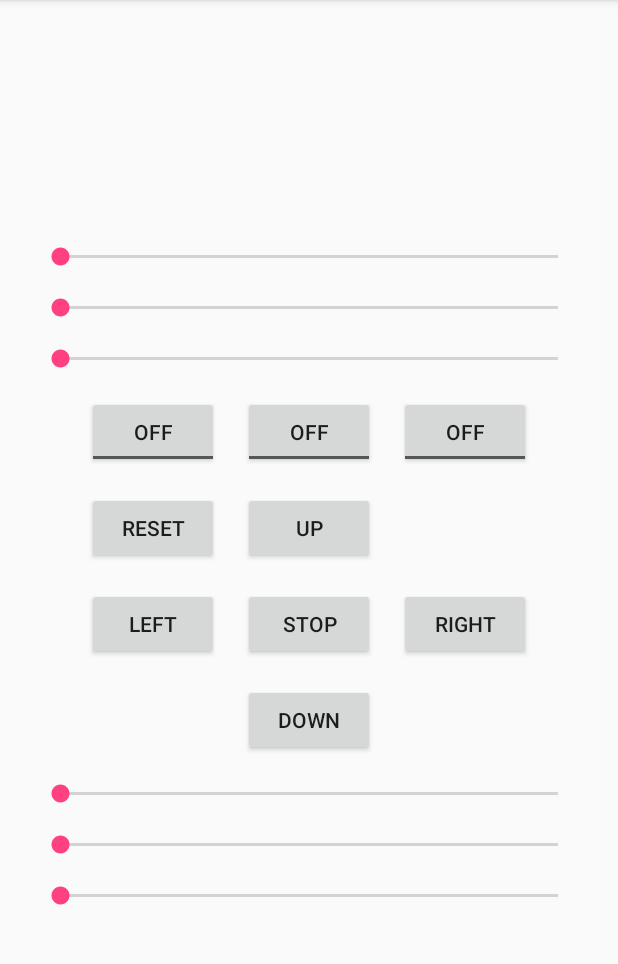
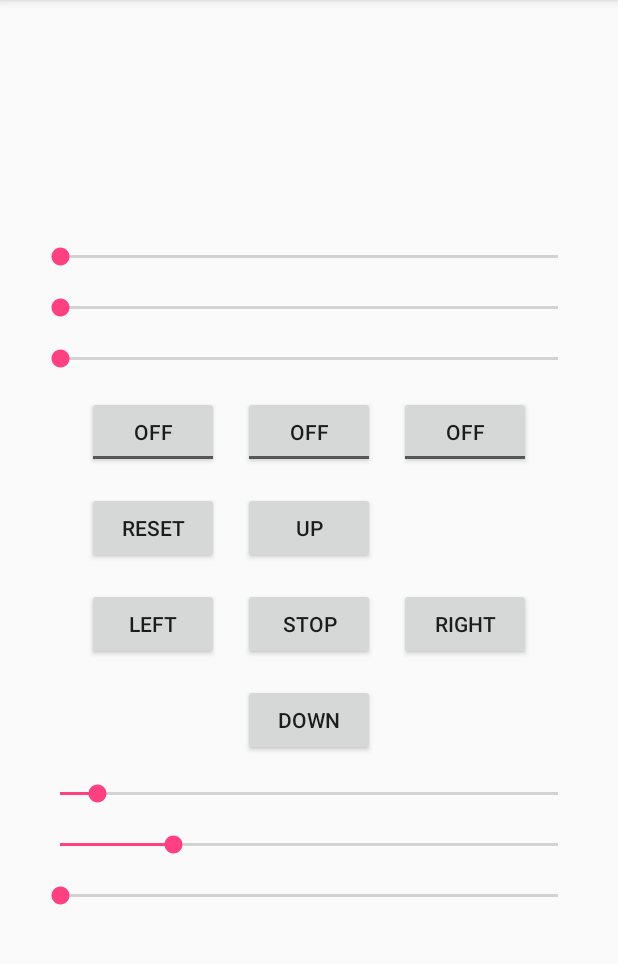
Before and after one commit to boteam-upmc/sample-client-server-android, an Android app: the RobotRemoteActivity screen opened directly, with no data from a screen before it, on a phone screen of 412 x 824 dp, the part 84-1048 px from its top. Run offline under Robolectric (Android 15) with nearby library versions, the phone set to English and light mode, and no system bars; libraries missing offline, so code that uses them is left out: io.socket.client, io.socket.emitter; 17 statements that could not run were skipped.

Commit message:
android : changed default seekBar value

```diff
--- a/annex/app/src/main/java/fr/upmc/boteam/annex/RobotRemoteActivity.java
+++ b/annex/app/src/main/java/fr/upmc/boteam/annex/RobotRemoteActivity.java
@@ -6,8 +6,11 @@ import android.util.Log;
 import android.view.View;
 import android.widget.Button;
 import android.widget.SeekBar;
+import android.widget.TextView;
 import android.widget.Toast;
 import android.widget.ToggleButton;
+
+import org.json.JSONObject;
 
 import java.net.URISyntaxException;
 
@@ -87,6 +90,7 @@ public class RobotRemoteActivity extends AppCompatActivity {
         tglLeds.setChecked(false);
 
         mSocket.connect();
+        //sendTextualData();
         handleEvents();
     }
 
@@ -100,6 +104,22 @@ public class RobotRemoteActivity extends AppCompatActivity {
             }
         }
     };
+
+    // ***
+    /*public void sendTextualData() {
+        JSONObject textualData = new JSONObject();
+
+        textualData.put("gaps", txtGaps.getText());
+        textualData.put("falls", txtFalls.getText());
+        textualData.put("irs", txtIRs.getText());
+        textualData.put("pan", txtPan.getText());
+        textualData.put("tilt", txtTilt.getText());
+        textualData.put("left", txtLeft.getText());
+        textualData.put("right", txtRight.getText());
+        textualData.put("battery", txtBattery.getText());
+
+        mSocket.emit("set_data", textualData);
+    }*/
 
     // ****
     public void handleEvents() {
@@ -287,9 +307,9 @@ public class RobotRemoteActivity extends AppCompatActivity {
             runOnUiThread(new Runnable() {
                 @Override
                 public void run() {
-                    int progress = (int) args[0];
+                    String progress = (String) args[0];
                     Log.i(LOG_TAG, "[onAngVel] progress = " + progress);
-                    skBarAngVel.setProgress(progress);
+                    skBarAngVel.setProgress(Integer.parseInt(progress));
                 }
             });
         }
@@ -303,9 +323,9 @@ public class RobotRemoteActivity extends AppCompatActivity {
             runOnUiThread(new Runnable() {
                 @Override
                 public void run() {
-                    int progress = (int) args[0];
+                    String progress = (String) args[0];
                     Log.i(LOG_TAG, "[onTime] progress = " + progress);
-                    skBarTime.setProgress(progress);
+                    skBarTime.setProgress(Integer.parseInt(progress));
                 }
             });
         }
@@ -319,9 +339,9 @@ public class RobotRemoteActivity extends AppCompatActivity {
             runOnUiThread(new Runnable() {
                 @Override
                 public void run() {
-                    int progress = (int) args[0];
+                    String progress = (String) args[0];
                     Log.i(LOG_TAG, "[onAngle] progress = " + progress);
-                    skBarAngle.setProgress(progress);
+                    skBarAngle.setProgress(Integer.parseInt(progress));
                 }
             });
         }
@@ -335,9 +355,9 @@ public class RobotRemoteActivity extends AppCompatActivity {
             runOnUiThread(new Runnable() {
                 @Override
                 public void run() {
-                    int progress = (int) args[0];
+                    String progress = (String) args[0];
                     Log.i(LOG_TAG, "[onPan] progress = " + progress);
-                    skBarPan.setProgress(progress);
+                    skBarPan.setProgress(Integer.parseInt(progress));
                 }
             });
         }
@@ -351,9 +371,9 @@ public class RobotRemoteActivity extends AppCompatActivity {
             runOnUiThread(new Runnable() {
                 @Override
                 public void run() {
-                    int progress = (int) args[0];
+                    String progress = (String) args[0];
                     Log.i(LOG_TAG, "[onTilt] progress = " + progress);
-                    skBarTilt.setProgress(progress);
+                    skBarTilt.setProgress(Integer.parseInt(progress));
                 }
             });
         }
@@ -367,9 +387,9 @@ public class RobotRemoteActivity extends AppCompatActivity {
             runOnUiThread(new Runnable() {
                 @Override
                 public void run() {
-                    int progress = (int) args[0];
+                    String progress = (String) args[0];
                     Log.i(LOG_TAG, "[onPeriod] progress = " + progress);
-                    skBarPeriod.setProgress(progress);
+                    skBarPeriod.setProgress(Integer.parseInt(progress));
                 }
             });
         }
--- a/annex/app/src/main/res/layout/activity_robot_remote.xml
+++ b/annex/app/src/main/res/layout/activity_robot_remote.xml
@@ -8,6 +8,7 @@
 
     <SeekBar
         android:id="@+id/skBarAngVel"
+        android:max="350"
         android:layout_width="0dp"
         android:layout_height="wrap_content"
         android:layout_marginBottom="16dp"
@@ -19,6 +20,7 @@
 
     <SeekBar
         android:id="@+id/skBarTime"
+        android:max="10000"
         android:layout_width="0dp"
         android:layout_height="wrap_content"
         android:layout_marginBottom="16dp"
@@ -30,6 +32,7 @@
 
     <SeekBar
         android:id="@+id/skBarAngle"
+        android:max="720"
         android:layout_width="0dp"
         android:layout_height="wrap_content"
         android:layout_marginBottom="16dp"
@@ -136,6 +139,8 @@
 
     <SeekBar
         android:id="@+id/skBarPan"
+        android:max="340"
+        android:progress="25"
         android:layout_width="0dp"
         android:layout_height="wrap_content"
         android:layout_marginEnd="24dp"
@@ -147,6 +152,8 @@
 
     <SeekBar
         android:id="@+id/skBarTilt"
+        android:max="110"
+        android:progress="25"
         android:layout_width="0dp"
         android:layout_height="wrap_content"
         android:layout_marginEnd="24dp"
@@ -158,6 +165,8 @@
 
     <SeekBar
         android:id="@+id/skBarStatusPeriod"
+        android:max="5000"
+        android:indeterminate="false"
         android:layout_width="0dp"
         android:layout_height="wrap_content"
         android:layout_marginEnd="24dp"
```
